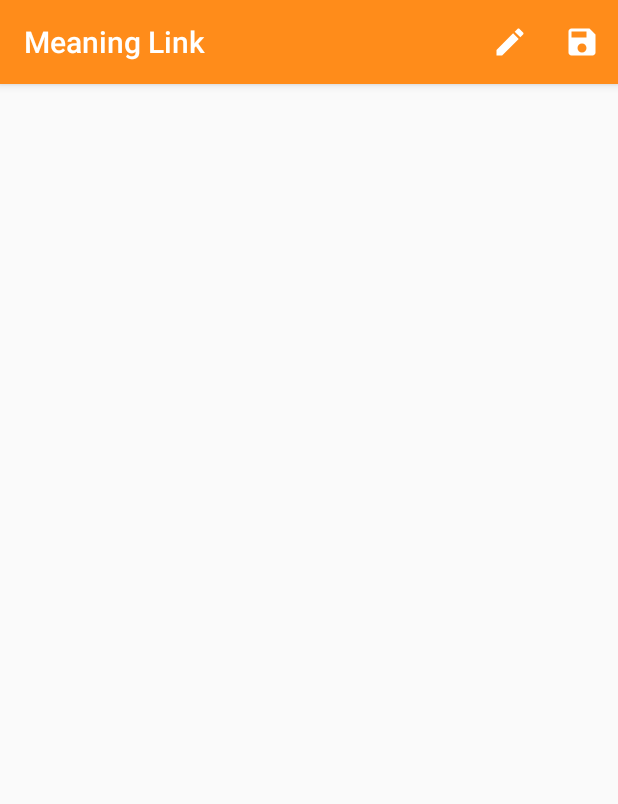
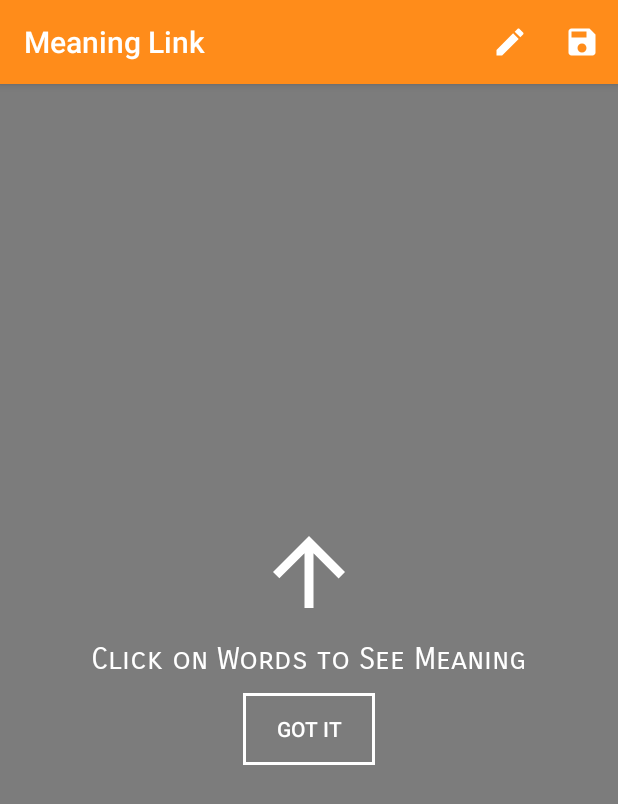
Before and after one commit to akshayrajeev/Meaning-Link, an Android app: the ViewActivity screen opened directly, with no data from a screen before it, on a phone screen of 412 x 824 dp. Shown: the top 804 px of the screen. Run offline under Robolectric (Android 15) with nearby library versions, the phone set to English and light mode, and no system bars.

Commit message:
Added Overlay, Class Optimization and Delete Function

```diff
--- /dev/null
+++ b/app/src/main/java/com/meaninglink/SaveLoad.java
@@ -0,0 +1,54 @@
+package com.meaninglink;
+
+import android.content.Context;
+import android.content.SharedPreferences;
+
+import com.google.gson.Gson;
+import com.google.gson.reflect.TypeToken;
+
+import java.lang.reflect.Type;
+import java.util.ArrayList;
+import java.util.HashMap;
+
+class SaveLoad {
+    SharedPreferences sharedPreferences;
+    SharedPreferences.Editor editor;
+    Gson gson;
+
+    SaveLoad(Context context) {
+        sharedPreferences = context.getSharedPreferences("pref", Context.MODE_PRIVATE);
+        gson = new Gson();
+    }
+
+    void save(ArrayList<Note> notes) {
+        editor = sharedPreferences.edit();
+        String strNotes = gson.toJson(notes);
+        editor.putString("note", strNotes);
+        editor.apply();
+    }
+
+    void save(HashMap<String,Word> dict) {
+        editor = sharedPreferences.edit();
+        String strDict = gson.toJson(dict);
+        editor.putString("dict", strDict);
+        editor.apply();
+    }
+
+    ArrayList<Note> loadNotes() {
+        String strNotes = sharedPreferences.getString("note", "");
+        if(!strNotes.equals("")) {
+            Type type = new TypeToken<ArrayList<Note>>(){}.getType();
+            return gson.fromJson(strNotes, type);
+        }
+        return new ArrayList<>();
+    }
+
+    HashMap<String,Word> loadDictionary() {
+        String strDict = sharedPreferences.getString("dict", "");
+        if(!strDict.equals("")) {
+            Type type = new TypeToken<HashMap<String,Word>>(){}.getType();
+            return gson.fromJson(strDict, type);
+        }
+        return new HashMap<>();
+    }
+}
--- a/app/src/main/java/com/meaninglink/ViewActivity.java
+++ b/app/src/main/java/com/meaninglink/ViewActivity.java
@@ -3,6 +3,7 @@ package com.meaninglink;
 import androidx.annotation.NonNull;
 import androidx.appcompat.app.AlertDialog;
 import androidx.appcompat.app.AppCompatActivity;
+import androidx.constraintlayout.widget.ConstraintLayout;
 
 import android.app.ProgressDialog;
 import android.content.DialogInterface;
@@ -22,18 +23,16 @@ import android.view.MenuItem;
 import android.view.MotionEvent;
 import android.view.View;
 import android.view.ViewConfiguration;
+import android.widget.Button;
+import android.widget.RelativeLayout;
 import android.widget.TextView;
 import android.widget.Toast;
-
-import com.google.gson.Gson;
-import com.google.gson.reflect.TypeToken;
 
 import org.jsoup.Jsoup;
 import org.jsoup.nodes.Document;
 import org.jsoup.select.Elements;
 
 import java.io.IOException;
-import java.lang.reflect.Type;
 import java.util.ArrayList;
 import java.util.HashMap;
 import java.util.Iterator;
@@ -43,21 +42,22 @@ public class ViewActivity extends AppCompatActivity {
     HashMap<String,Word> dictionary;
     ArrayList<Note> notes;
     AlertDialog.Builder builder;
-    SharedPreferences sharedPreferences;
-    SharedPreferences.Editor editor;
     String key, input;
-    Gson gson;
+    SaveLoad saveLoad;
 
     @Override
     protected void onCreate(Bundle savedInstanceState) {
         super.onCreate(savedInstanceState);
         setContentView(R.layout.activity_view);
 
-        sharedPreferences = getSharedPreferences("pref", MODE_PRIVATE);
-        gson = new Gson();
+        saveLoad = new SaveLoad(getApplicationContext());
 
-        load("dict");
-        load("note");
+        dictionary = saveLoad.loadDictionary();
+        notes = saveLoad.loadNotes();
+
+        if(notes.size() == 0) {
+            overlay();
+        }
 
         tv_result = findViewById(R.id.activity_view_tv_result);
         tv_result.setMovementMethod(new ScrollingMovementMethod());
@@ -161,6 +161,26 @@ public class ViewActivity extends AppCompatActivity {
         }
     }
 
+    private void overlay() {
+        final RelativeLayout rlOverlay = findViewById(R.id.activity_view_overlay);
+        rlOverlay.setVisibility(View.VISIBLE);
+        Button btnGotit = findViewById(R.id.activity_view_gotit);
+
+        rlOverlay.setOnClickListener(new View.OnClickListener() {
+            @Override
+            public void onClick(View v) {
+
+            }
+        });
+
+        btnGotit.setOnClickListener(new View.OnClickListener() {
+            @Override
+            public void onClick(View v) {
+                rlOverlay.setVisibility(View.GONE);
+            }
+        });
+    }
+
     private String getClickedText(String string, int offset) {
 
         int startIndex = offset;
@@ -198,44 +218,6 @@ public class ViewActivity extends AppCompatActivity {
         tv_result.setText(word);
     }
 
-    private void save(String mode) {
-        editor = sharedPreferences.edit();
-        if(mode.equals("dict")) {
-            String hashMap = gson.toJson(dictionary);
-            editor.putString("dict", hashMap);
-        }
-        else if(mode.equals("note")) {
-            String arrayList = gson.toJson(notes);
-            editor.putString("note", arrayList);
-        }
-        editor.apply();
-    }
-
-    private void load(String mode) {
-        gson = new Gson();
-        if(mode.equals("dict")) {
-            final String dictionaryString = sharedPreferences.getString("dict", "");
-            if(!dictionaryString.equals("")) {
-                Type type = new TypeToken<HashMap<String,Word>>(){}.getType();
-                dictionary = gson.fromJson(dictionaryString, type);
-            }
-            else{
-                dictionary = new HashMap<>();
-            }
-        }
-        else if(mode.equals("note")) {
-            String documentString = sharedPreferences.getString("note", "");
-            if(!documentString.equals("")) {
-                Type type = new TypeToken<ArrayList<Note>>(){}.getType();
-                notes = gson.fromJson(documentString, type);
-            }
-            else{
-                notes = new ArrayList<>();
-            }
-        }
-
-    }
-
     private void showDialog(String clickedText) {
         Word word = dictionary.get(clickedText);
         builder.setMessage("Word:\n\t\t\t" + clickedText +"\n\n" +"Phonetic:\n\t\t\t" + word.getPhonetic() +"\n\n\t\t\t" + word.getMeaning());
@@ -262,7 +244,7 @@ public class ViewActivity extends AppCompatActivity {
                 }
                 Note note = new Note(key, input);
                 notes.add(0, note);
-                save("note");
+                saveLoad.save(notes);
                 Toast.makeText(getApplicationContext(), "Save Successful!", Toast.LENGTH_LONG).show();
                 invalidateOptionsMenu();
                 return true;
--- /dev/null
+++ b/app/src/main/res/drawable/button.xml
@@ -0,0 +1,9 @@
+<?xml version="1.0" encoding="utf-8"?>
+<shape xmlns:android="http://schemas.android.com/apk/res/android"
+    android:shape="rectangle">
+
+    <solid android:color="@android:color/transparent"/>
+    <stroke android:color="@android:color/white"
+        android:width="2dp"/>
+
+</shape>
--- /dev/null
+++ b/app/src/main/res/drawable/ic_baseline_arrow_upward_72.xml
@@ -0,0 +1,5 @@
+<vector android:height="72dp" android:tint="#FFFFFF"
+    android:viewportHeight="24" android:viewportWidth="24"
+    android:width="72dp" xmlns:android="http://schemas.android.com/apk/res/android">
+    <path android:fillColor="@android:color/white" android:pathData="M4,12l1.41,1.41L11,7.83V20h2V7.83l5.58,5.59L20,12l-8,-8 -8,8z"/>
+</vector>
--- a/app/src/main/res/layout/activity_view.xml
+++ b/app/src/main/res/layout/activity_view.xml
@@ -1,17 +1,70 @@
 <?xml version="1.0" encoding="utf-8"?>
-<ScrollView xmlns:android="http://schemas.android.com/apk/res/android"
+<androidx.constraintlayout.widget.ConstraintLayout xmlns:android="http://schemas.android.com/apk/res/android"
+    xmlns:app="http://schemas.android.com/apk/res-auto"
     xmlns:tools="http://schemas.android.com/tools"
     android:layout_width="match_parent"
     android:layout_height="match_parent"
+    tools:context=".ViewActivity">
+
+    <ScrollView
+        android:layout_width="match_parent"
+        android:layout_height="match_parent"
+        app:layout_constraintBottom_toBottomOf="parent"
+        app:layout_constraintEnd_toEndOf="parent"
         android:layout_marginBottom="@dimen/padding"
-    tools:context=".ViewActivity">
+        app:layout_constraintStart_toStartOf="parent"
+        app:layout_constraintTop_toTopOf="parent">
 
         <TextView
             android:id="@+id/activity_view_tv_result"
             android:layout_width="match_parent"
             android:layout_height="wrap_content"
             android:paddingStart="@dimen/padding"
+            android:paddingTop="@dimen/padding"
             android:paddingEnd="@dimen/padding"
-        android:paddingTop="@dimen/padding"
-        android:textSize="@dimen/text_size"/>
+            android:textSize="@dimen/text_size" />
     </ScrollView>
+
+    <RelativeLayout
+        android:id="@+id/activity_view_overlay"
+        android:layout_width="match_parent"
+        android:layout_height="match_parent"
+        android:background="@android:drawable/screen_background_dark_transparent"
+        android:visibility="gone"
+        app:layout_constraintBottom_toBottomOf="parent"
+        app:layout_constraintEnd_toEndOf="parent"
+        app:layout_constraintStart_toStartOf="parent"
+        app:layout_constraintTop_toTopOf="parent">
+
+        <ImageView
+            android:id="@+id/imageView"
+            android:layout_width="wrap_content"
+            android:layout_height="wrap_content"
+            android:layout_above="@id/textView"
+            android:layout_centerHorizontal="true"
+            android:layout_marginBottom="@dimen/preview_padding"
+            app:srcCompat="@drawable/ic_baseline_arrow_upward_72" />
+
+        <TextView
+            android:id="@+id/textView"
+            android:layout_width="wrap_content"
+            android:layout_height="wrap_content"
+            android:layout_centerInParent="true"
+            android:fontFamily="sans-serif-smallcaps"
+            android:text="Click on Words to See Meaning"
+            android:textColor="@android:color/white"
+            android:textSize="@dimen/text_size" />
+
+        <Button
+            android:id="@+id/activity_view_gotit"
+            android:layout_width="wrap_content"
+            android:layout_height="wrap_content"
+            android:layout_below="@id/textView"
+            android:layout_centerHorizontal="true"
+            android:layout_marginTop="@dimen/preview_padding"
+            android:background="@drawable/button"
+            android:text="Got It"
+            android:textColor="@android:color/white" />
+    </RelativeLayout>
+
+</androidx.constraintlayout.widget.ConstraintLayout>
```
Also changed, not shown: app/src/main/java/com/meaninglink/MainActivity.java (+4 -16 lines), app/src/main/java/com/meaninglink/PreviewAdapter.java (+32 -1 lines), app/src/main/res/drawable/find_button_design.xml (deleted, +0 -10 lines). Lines whose indentation alone changed are shown as unchanged.
